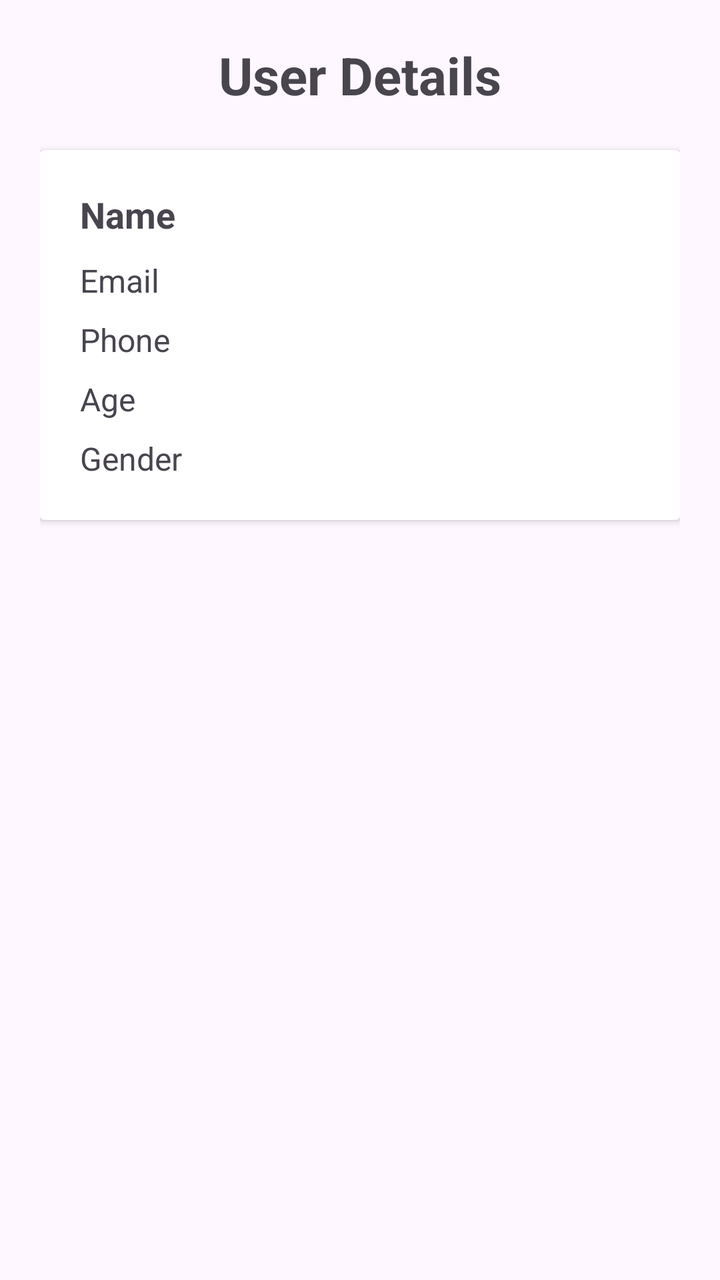
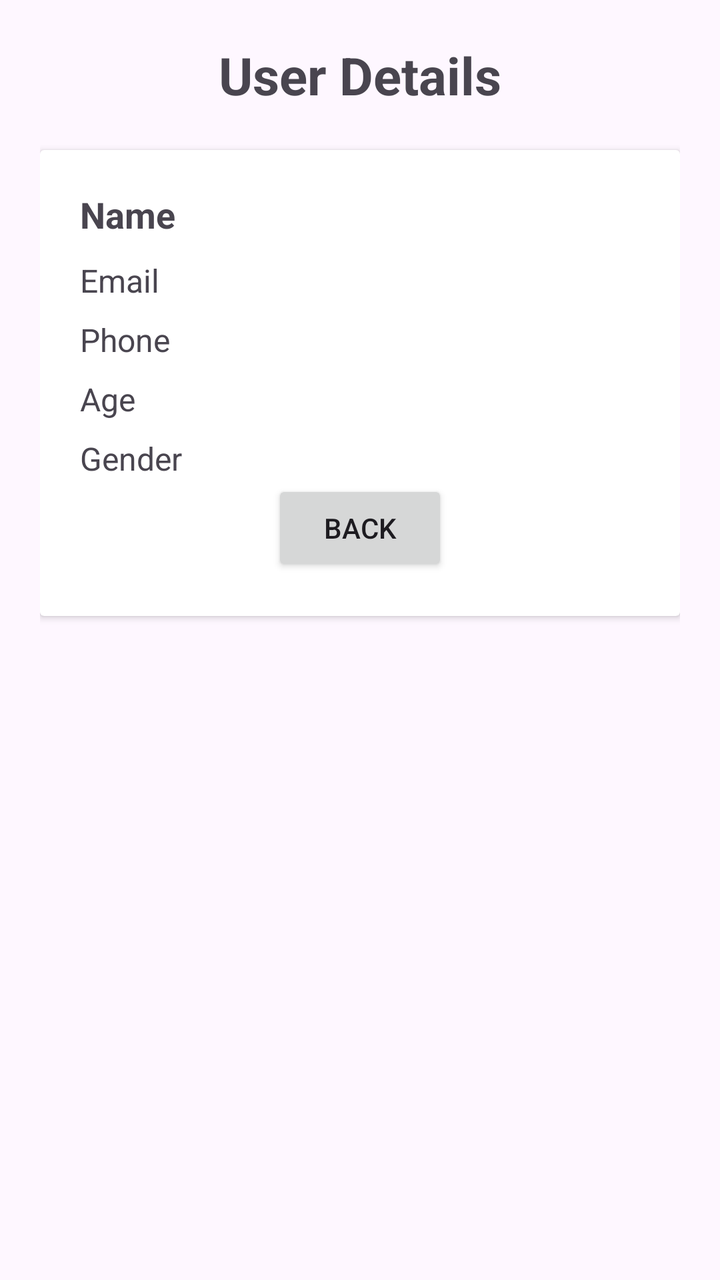

The first picture is an Android layout as it rendered before a commit; the second is the same layout after the commit. The layout source and the unified diff follow.
<!-- AndroidManifest.xml: application theme Theme.DailyTask2 -->
<!-- res/layout/activity_details_screen.xml -->
<?xml version="1.0" encoding="utf-8"?>
<ScrollView
    xmlns:android="http://schemas.android.com/apk/res/android"
    android:layout_width="match_parent"
    android:layout_height="match_parent">

    <LinearLayout
        android:layout_width="match_parent"
        android:layout_height="wrap_content"
        android:orientation="vertical"
        android:padding="20dp">

        <TextView
            android:layout_width="match_parent"
            android:layout_height="wrap_content"
            android:text="User Details"
            android:textSize="26sp"
            android:textStyle="bold"
            android:gravity="center"
            android:layout_marginBottom="20dp" />

        <androidx.cardview.widget.CardView
            android:layout_width="match_parent"
            android:layout_height="wrap_content"
            android:layout_marginBottom="15dp"
            android:elevation="5dp"
            android:padding="5dp">

            <LinearLayout
                android:layout_width="match_parent"
                android:layout_height="wrap_content"
                android:orientation="vertical"
                android:padding="20dp">

                <TextView
                    android:id="@+id/txtName"
                    android:layout_width="match_parent"
                    android:layout_height="wrap_content"
                    android:text="Name"
                    android:textSize="18sp"
                    android:textStyle="bold" />

                <TextView
                    android:id="@+id/txtEmail"
                    android:layout_width="match_parent"
                    android:layout_height="wrap_content"
                    android:layout_marginTop="10dp"
                    android:text="Email"
                    android:textSize="16sp" />

                <TextView
                    android:id="@+id/txtPhone"
                    android:layout_width="match_parent"
                    android:layout_height="wrap_content"
                    android:layout_marginTop="8dp"
                    android:text="Phone"
                    android:textSize="16sp" />

                <TextView
                    android:id="@+id/txtAge"
                    android:layout_width="match_parent"
                    android:layout_height="wrap_content"
                    android:layout_marginTop="8dp"
                    android:text="Age"
                    android:textSize="16sp" />

                <TextView
                    android:id="@+id/txtGender"
                    android:layout_width="match_parent"
                    android:layout_height="wrap_content"
                    android:layout_marginTop="8dp"
                    android:text="Gender"
                    android:textSize="16sp" />

            </LinearLayout>

        </androidx.cardview.widget.CardView>

    </LinearLayout>

</ScrollView>
<!-- resources referenced by this layout -->
<resources>
  <style name="Theme.DailyTask2" parent="Base.Theme.DailyTask2" />
  <style name="Base.Theme.DailyTask2" parent="Theme.Material3.DayNight.NoActionBar">
          
          
      </style>
</resources>

<!-- the commit's change to res/layout/activity_details_screen.xml (unified diff, before → after) -->
@@ -72,6 +72,13 @@
                     android:text="Gender"
                     android:textSize="16sp" />
 
+                <Button
+                    android:id="@+id/btnBack"
+                    android:layout_width="wrap_content"
+                    android:layout_height="wrap_content"
+                    android:text="Back"
+                    android:layout_gravity="center"/>
+
             </LinearLayout>
 
         </androidx.cardview.widget.CardView>
